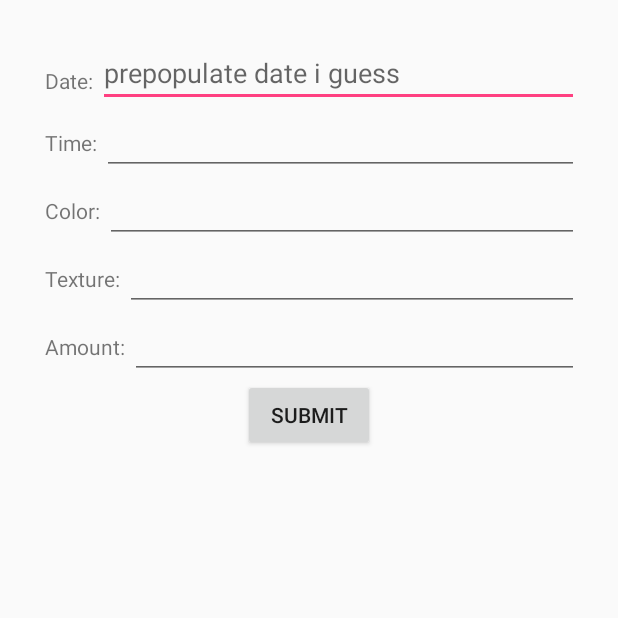
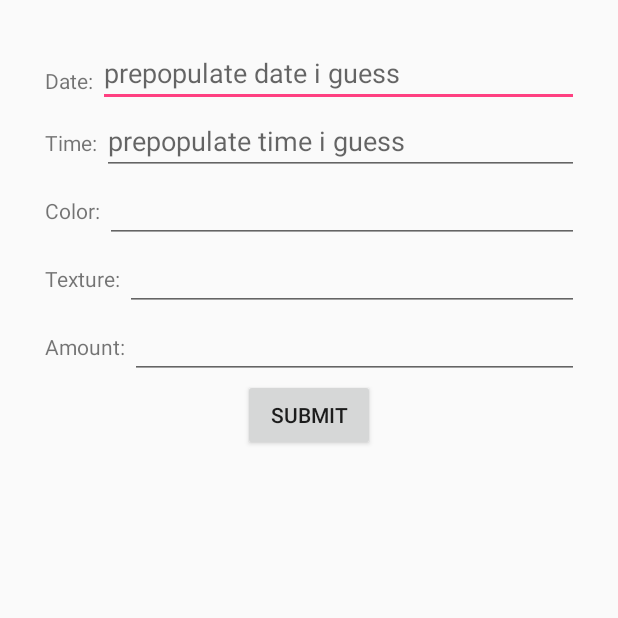
Before and after one commit to yhc5/HappyPoo, an Android app: the MakeSessionActivity screen opened directly, with no data from a screen before it, on a phone screen of 412 x 824 dp, the top half of it. Run offline under Robolectric (Android 15) with nearby library versions, the phone set to English and light mode, and no system bars.

Commit message:
time picker works

```diff
--- a/app/src/main/java/comapplication/example/yoonhyung/happypoo/MakeSessionActivity.java
+++ b/app/src/main/java/comapplication/example/yoonhyung/happypoo/MakeSessionActivity.java
@@ -3,14 +3,15 @@ package comapplication.example.yoonhyung.happypoo;
 import android.app.Activity;
 import android.app.DatePickerDialog;
 import android.app.DatePickerDialog.OnDateSetListener;
+import android.app.TimePickerDialog;
 import android.os.Bundle;
 import android.text.InputType;
 import android.util.Log;
-import android.view.Menu;
 import android.view.View;
 import android.view.View.OnClickListener;
 import android.widget.DatePicker;
 import android.widget.EditText;
+import android.widget.TimePicker;
 
 import java.text.SimpleDateFormat;
 import java.util.Calendar;
@@ -22,6 +23,9 @@ public class MakeSessionActivity extends Activity implements OnClickListener {
     private EditText dateET;
     private SimpleDateFormat dateFormatter;
     private DatePickerDialog datePickerDialog;
+    private EditText timeET;
+    private TimePickerDialog timePickerDialog;
+    private Calendar newCalendar;
 
     static final int DATE_DIALOG_ID = 999;
 
@@ -32,6 +36,11 @@ public class MakeSessionActivity extends Activity implements OnClickListener {
 
         super.onCreate(savedInstanceState);
         setContentView(R.layout.activity_make_session);
+
+
+        newCalendar = Calendar.getInstance();
+
+        // DATE
         dateFormatter = new SimpleDateFormat("dd-MM-yyyy", Locale.US);
 
         //findViewsById stuff
@@ -39,15 +48,22 @@ public class MakeSessionActivity extends Activity implements OnClickListener {
         dateET.setInputType(InputType.TYPE_NULL);
         dateET.requestFocus();
 
-        setDateTimeField();
+        setDateField();
+
+
+        // TIME
+        timeET = (EditText) findViewById(R.id.et_time);
+        timeET.setInputType(InputType.TYPE_NULL);
+
+        setTimeField();
+
 
     }
 
-
-    private void setDateTimeField() {
+    private void setDateField() {
         dateET.setOnClickListener(this);
 
-        Calendar newCalendar = Calendar.getInstance();
+        //Calendar newCalendar = Calendar.getInstance();
         datePickerDialog = new DatePickerDialog(this, new OnDateSetListener() {
 
             public void onDateSet(DatePicker view, int year, int monthOfYear, int dayOfMonth) {
@@ -59,25 +75,27 @@ public class MakeSessionActivity extends Activity implements OnClickListener {
         },newCalendar.get(Calendar.YEAR), newCalendar.get(Calendar.MONTH), newCalendar.get(Calendar.DAY_OF_MONTH));
     }
 
-    @Override
-    public boolean onCreateOptionsMenu(Menu menu) {
-        // Inflate the menu; this adds items to the action bar if it is present.
-        //getMenuInflater().inflate(R.menu.main, menu); //wtfisthis
-        Log.d("myTag", "ONCREATEOPTIONS-------------------");
-        return true;
+    private void setTimeField() {
+        timeET.setOnClickListener(this);
+
+        timePickerDialog = new TimePickerDialog(this, new TimePickerDialog.OnTimeSetListener() {
+            @Override
+            public void onTimeSet(TimePicker view, int hourOfDay,
+                                  int minute) {
+                timeET.setText(hourOfDay + ":" + minute);
+            }
+        }, newCalendar.get(Calendar.HOUR_OF_DAY), newCalendar.get(Calendar.MINUTE), false);
     }
+
 
     @Override
     public void onClick(View view) {
         Log.d("myTag", "ONCLICKKKKKK-------------------");
-
-        datePickerDialog.show();
-//        if(view == dateET) {
-//            datePickerDialog.show();
-//        }
+        if (view == dateET) {
+            datePickerDialog.show();
+        } else if (view == timeET) {
+            timePickerDialog.show();
+        }
     }
 
-
-
-
 }
--- a/app/src/main/res/layout/activity_make_session.xml
+++ b/app/src/main/res/layout/activity_make_session.xml
@@ -25,7 +25,7 @@
                 android:id="@+id/et_date"
                 android:layout_width="match_parent"
                 android:layout_height="wrap_content"
-                android:layout_weight=".5"
+                android:layout_weight=".75"
                 android:hint="prepopulate date i guess" />
 
         </LinearLayout>
@@ -43,13 +43,14 @@
                 android:text="Time: " />
 
             <EditText
+                android:id="@+id/et_time"
                 android:layout_width="match_parent"
                 android:layout_height="wrap_content"
-                android:inputType="time"
-                android:ems="10"
                 android:layout_weight="0.75"
-                android:id="@+id/time_input" />
+                android:hint="prepopulate time i guess" />
         </LinearLayout>
+
+
 
         <LinearLayout
             android:layout_width="fill_parent"
```
